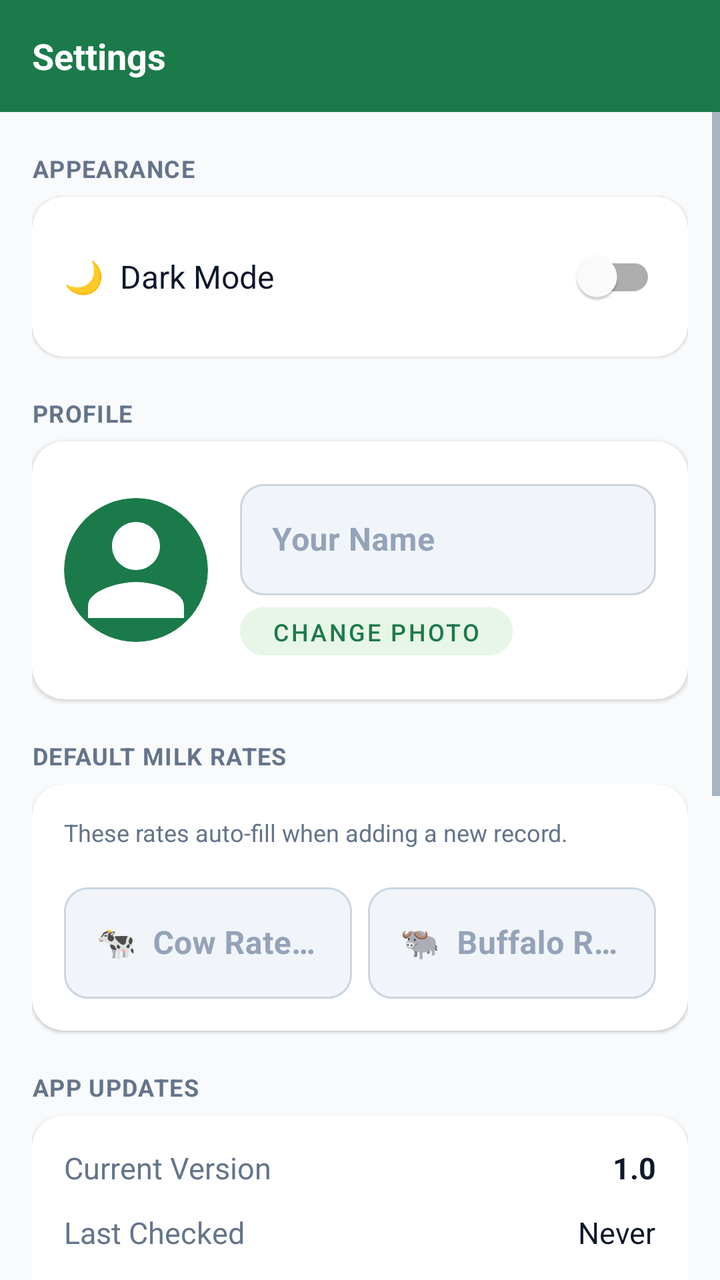
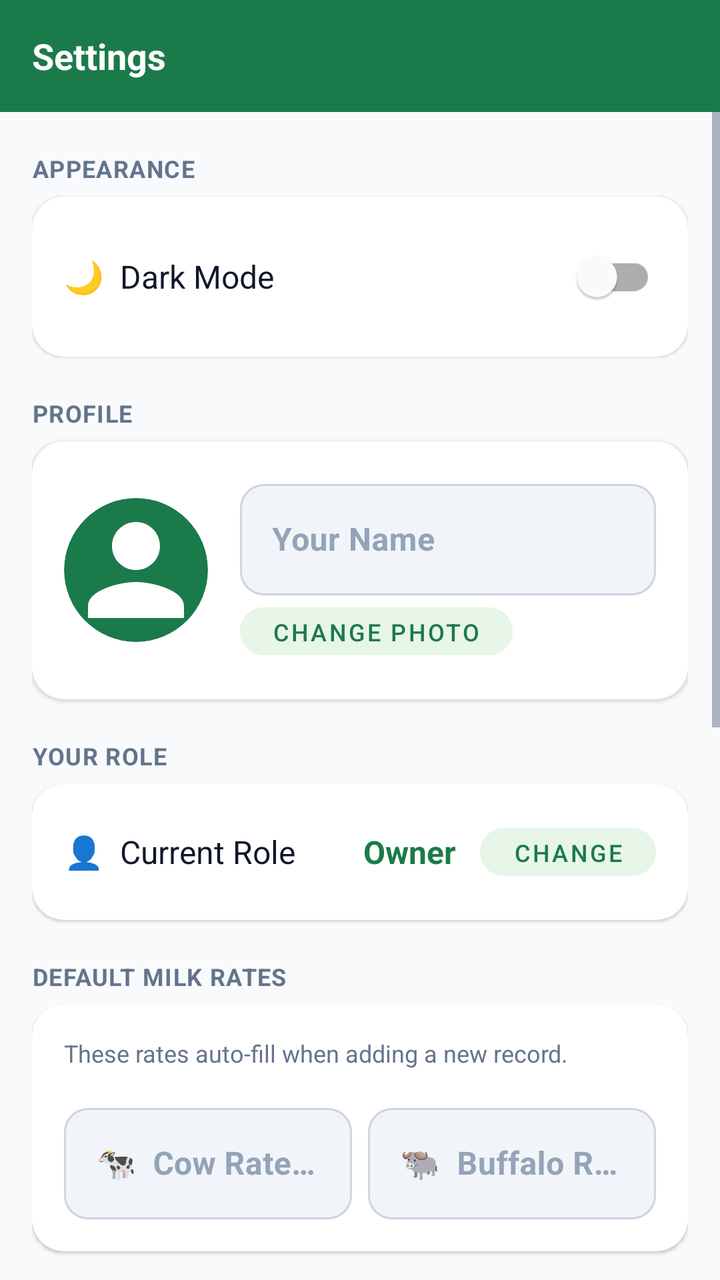

Before-and-after screenshots of an Android layout around one commit, followed by the original layout XML and the change that was made.
<!-- AndroidManifest.xml: application theme Theme.MilkDiary -->
<!-- res/layout/activity_settings.xml -->
<?xml version="1.0" encoding="utf-8"?>
<LinearLayout xmlns:android="http://schemas.android.com/apk/res/android"
    xmlns:app="http://schemas.android.com/apk/res-auto"
    android:layout_width="match_parent"
    android:layout_height="match_parent"
    android:orientation="vertical"
    android:background="@color/background">

    <com.google.android.material.appbar.MaterialToolbar
        android:id="@+id/toolbar"
        style="@style/ToolbarStyle"
        app:title="Settings" />

    <ScrollView
        android:layout_width="match_parent"
        android:layout_height="match_parent">

        <LinearLayout
            android:layout_width="match_parent"
            android:layout_height="wrap_content"
            android:orientation="vertical"
            android:padding="16dp">

            
            <TextView
                android:layout_width="match_parent"
                android:layout_height="wrap_content"
                android:text="APPEARANCE"
                style="@style/SectionLabel" />

            <androidx.cardview.widget.CardView
                android:layout_width="match_parent"
                android:layout_height="wrap_content"
                android:layout_marginBottom="16dp"
                app:cardCornerRadius="16dp"
                app:cardElevation="1dp"
                app:cardBackgroundColor="@color/card_bg">
                <LinearLayout
                    android:layout_width="match_parent"
                    android:layout_height="wrap_content"
                    android:orientation="horizontal"
                    android:padding="16dp"
                    android:gravity="center_vertical">
                    <TextView
                        android:layout_width="0dp"
                        android:layout_height="wrap_content"
                        android:layout_weight="1"
                        android:text="🌙  Dark Mode"
                        android:textSize="16sp"
                        android:textColor="@color/text_primary" />
                    <com.google.android.material.switchmaterial.SwitchMaterial
                        android:id="@+id/switchDarkMode"
                        android:layout_width="wrap_content"
                        android:layout_height="wrap_content" />
                </LinearLayout>
            </androidx.cardview.widget.CardView>

            
            <TextView
                android:layout_width="match_parent"
                android:layout_height="wrap_content"
                android:text="PROFILE"
                style="@style/SectionLabel" />

            <androidx.cardview.widget.CardView
                android:layout_width="match_parent"
                android:layout_height="wrap_content"
                android:layout_marginBottom="16dp"
                app:cardCornerRadius="16dp"
                app:cardElevation="1dp"
                app:cardBackgroundColor="@color/card_bg">
                <LinearLayout
                    android:layout_width="match_parent"
                    android:layout_height="wrap_content"
                    android:orientation="horizontal"
                    android:padding="16dp"
                    android:gravity="center_vertical">

                    <ImageView
                        android:id="@+id/ivProfile"
                        android:layout_width="72dp"
                        android:layout_height="72dp"
                        android:src="@drawable/ic_person"
                        android:background="@drawable/bg_profile_circle"
                        android:scaleType="centerCrop"
                        android:clipToOutline="true"
                        android:contentDescription="Profile Picture" />

                    <LinearLayout
                        android:layout_width="0dp"
                        android:layout_height="wrap_content"
                        android:layout_weight="1"
                        android:orientation="vertical"
                        android:paddingStart="16dp">
                        <com.google.android.material.textfield.TextInputLayout
                            android:layout_width="match_parent"
                            android:layout_height="wrap_content"
                            android:hint="Your Name"
                            style="@style/InputField">
                            <com.google.android.material.textfield.TextInputEditText
                                android:id="@+id/etProfileName"
                                android:layout_width="match_parent"
                                android:layout_height="wrap_content"
                                android:inputType="textPersonName"
                                android:imeOptions="actionDone"
                                android:textSize="16sp"
                                android:textStyle="bold" />
                        </com.google.android.material.textfield.TextInputLayout>
                        <Button
                            android:id="@+id/btnChangePhoto"
                            android:layout_width="wrap_content"
                            android:layout_height="36dp"
                            android:text="Change Photo"
                            android:textSize="12sp"
                            android:backgroundTint="@color/primary_light"
                            android:textColor="@color/primary"
                            android:stateListAnimator="@null"
                            app:cornerRadius="18dp" />
                    </LinearLayout>
                </LinearLayout>
            </androidx.cardview.widget.CardView>

            
            <TextView
                android:layout_width="match_parent"
                android:layout_height="wrap_content"
                android:text="DEFAULT MILK RATES"
                style="@style/SectionLabel" />

            <androidx.cardview.widget.CardView
                android:layout_width="match_parent"
                android:layout_height="wrap_content"
                android:layout_marginBottom="16dp"
                app:cardCornerRadius="16dp"
                app:cardElevation="1dp"
                app:cardBackgroundColor="@color/card_bg">
                <LinearLayout
                    android:layout_width="match_parent"
                    android:layout_height="wrap_content"
                    android:orientation="vertical"
                    android:padding="16dp">
                    <TextView
                        android:layout_width="match_parent"
                        android:layout_height="wrap_content"
                        android:text="These rates auto-fill when adding a new record."
                        android:textSize="12sp"
                        android:textColor="@color/text_secondary"
                        android:paddingBottom="14dp" />
                    <LinearLayout
                        android:layout_width="match_parent"
                        android:layout_height="wrap_content"
                        android:orientation="horizontal">
                        <com.google.android.material.textfield.TextInputLayout
                            android:layout_width="0dp"
                            android:layout_height="wrap_content"
                            android:layout_weight="1"
                            android:layout_marginEnd="8dp"
                            android:hint="🐄  Cow Rate (Rs/L)"
                            style="@style/InputField">
                            <com.google.android.material.textfield.TextInputEditText
                                android:id="@+id/etDefaultCowRate"
                                android:layout_width="match_parent"
                                android:layout_height="wrap_content"
                                android:inputType="numberDecimal"
                                android:textSize="16sp"
                                android:textStyle="bold"
                                android:selectAllOnFocus="true" />
                        </com.google.android.material.textfield.TextInputLayout>
                        <com.google.android.material.textfield.TextInputLayout
                            android:layout_width="0dp"
                            android:layout_height="wrap_content"
                            android:layout_weight="1"
                            android:hint="🐃  Buffalo Rate (Rs/L)"
                            style="@style/InputField">
                            <com.google.android.material.textfield.TextInputEditText
                                android:id="@+id/etDefaultBufRate"
                                android:layout_width="match_parent"
                                android:layout_height="wrap_content"
                                android:inputType="numberDecimal"
                                android:textSize="16sp"
                                android:textStyle="bold"
                                android:selectAllOnFocus="true" />
                        </com.google.android.material.textfield.TextInputLayout>
                    </LinearLayout>
                </LinearLayout>
            </androidx.cardview.widget.CardView>

            
            <TextView
                android:layout_width="match_parent"
                android:layout_height="wrap_content"
                android:text="APP UPDATES"
                style="@style/SectionLabel" />

            <androidx.cardview.widget.CardView
                android:layout_width="match_parent"
                android:layout_height="wrap_content"
                android:layout_marginBottom="16dp"
                app:cardCornerRadius="16dp"
                app:cardElevation="1dp"
                app:cardBackgroundColor="@color/card_bg">
                <LinearLayout
                    android:layout_width="match_parent"
                    android:layout_height="wrap_content"
                    android:orientation="vertical"
                    android:padding="16dp">
                    <LinearLayout
                        android:layout_width="match_parent"
                        android:layout_height="wrap_content"
                        android:orientation="horizontal"
                        android:layout_marginBottom="12dp">
                        <TextView
                            android:layout_width="0dp"
                            android:layout_height="wrap_content"
                            android:layout_weight="1"
                            android:text="Current Version"
                            android:textColor="@color/text_secondary"
                            android:textSize="15sp" />
                        <TextView
                            android:id="@+id/tvCurrentVersion"
                            android:layout_width="wrap_content"
                            android:layout_height="wrap_content"
                            android:text="1.0"
                            android:textColor="@color/text_primary"
                            android:textSize="15sp"
                            android:textStyle="bold" />
                    </LinearLayout>
                    <LinearLayout
                        android:layout_width="match_parent"
                        android:layout_height="wrap_content"
                        android:orientation="horizontal"
                        android:layout_marginBottom="12dp">
                        <TextView
                            android:layout_width="0dp"
                            android:layout_height="wrap_content"
                            android:layout_weight="1"
                            android:text="Last Checked"
                            android:textColor="@color/text_secondary"
                            android:textSize="15sp" />
                        <TextView
                            android:id="@+id/tvLastUpdateCheck"
                            android:layout_width="wrap_content"
                            android:layout_height="wrap_content"
                            android:text="Never"
                            android:textColor="@color/text_primary"
                            android:textSize="15sp" />
                    </LinearLayout>
                    <LinearLayout
                        android:layout_width="match_parent"
                        android:layout_height="wrap_content"
                        android:orientation="horizontal"
                        android:layout_marginBottom="16dp">
                        <TextView
                            android:layout_width="0dp"
                            android:layout_height="wrap_content"
                            android:layout_weight="1"
                            android:text="Status"
                            android:textColor="@color/text_secondary"
                            android:textSize="15sp" />
                        <TextView
                            android:id="@+id/tvUpdateStatus"
                            android:layout_width="wrap_content"
                            android:layout_height="wrap_content"
                            android:text="Never checked"
                            android:textColor="@color/text_secondary"
                            android:textSize="15sp"
                            android:textStyle="bold" />
                    </LinearLayout>
                    <Button
                        android:id="@+id/btnCheckUpdates"
                        android:layout_width="match_parent"
                        android:layout_height="52dp"
                        android:text="🔄  Check for Updates"
                        android:textSize="15sp"
                        android:textStyle="bold"
                        android:backgroundTint="@color/primary"
                        app:cornerRadius="14dp"
                        android:stateListAnimator="@null" />
                </LinearLayout>
            </androidx.cardview.widget.CardView>

            
            <TextView
                android:layout_width="match_parent"
                android:layout_height="wrap_content"
                android:text="DATA MANAGEMENT"
                style="@style/SectionLabel" />

            <Button
                android:id="@+id/btnBackup"
                android:layout_width="match_parent"
                android:layout_height="52dp"
                android:layout_marginBottom="10dp"
                android:text="📤  Backup Database"
                android:textSize="15sp"
                android:textStyle="bold"
                android:backgroundTint="@color/primary"
                app:cornerRadius="14dp"
                android:stateListAnimator="@null" />

            <Button
                android:id="@+id/btnRestore"
                android:layout_width="match_parent"
                android:layout_height="52dp"
                android:layout_marginBottom="10dp"
                android:text="📥  Restore Data"
                android:textSize="15sp"
                android:textStyle="bold"
                android:backgroundTint="@color/primary_dark"
                app:cornerRadius="14dp"
                android:stateListAnimator="@null" />

            <Button
                android:id="@+id/btnExportCsv"
                android:layout_width="match_parent"
                android:layout_height="52dp"
                android:layout_marginBottom="24dp"
                android:text="📊  Export CSV"
                android:textSize="15sp"
                android:textStyle="bold"
                android:backgroundTint="@color/accent"
                app:cornerRadius="14dp"
                android:stateListAnimator="@null" />

            
            <TextView
                android:layout_width="match_parent"
                android:layout_height="wrap_content"
                android:text="Milk Diary v2.0.0  •  Fully Offline  •  Data stored on this device"
                android:gravity="center"
                android:textSize="12sp"
                android:textColor="@color/text_secondary"
                android:paddingBottom="4dp" />

            <TextView
                android:layout_width="match_parent"
                android:layout_height="wrap_content"
                android:text="@string/developer_credit"
                android:gravity="center"
                android:textSize="12sp"
                android:textStyle="bold"
                android:textColor="@color/text_hint"
                android:paddingBottom="16dp" />

        </LinearLayout>
    </ScrollView>
</LinearLayout>
<!-- resources referenced by this layout -->
<resources>
  <color name="accent">#F59E0B</color>
  <color name="background">#F8FAFC</color>
  <color name="card_bg">#FFFFFF</color>
  <color name="primary">#1B7A4A</color>
  <color name="primary_dark">#0F5C36</color>
  <color name="primary_light">#E8F5E9</color>
  <color name="text_hint">#94A3B8</color>
  <color name="text_primary">#0F172A</color>
  <color name="text_secondary">#64748B</color>
  <!-- drawable bg_profile_circle (drawable) -->
  <shape xmlns:android="http://schemas.android.com/apk/res/android"
      android:shape="oval">
      <solid android:color="@color/primary" />
      <size android:width="72dp" android:height="72dp" />
  </shape>
  <!-- drawable ic_person (drawable) -->
  <vector xmlns:android="http://schemas.android.com/apk/res/android"
      android:width="24dp"
      android:height="24dp"
      android:viewportWidth="24"
      android:viewportHeight="24">
      <path
          android:fillColor="#FFFFFF"
          android:pathData="M12,12c2.21,0 4,-1.79 4,-4s-1.79,-4 -4,-4 -4,1.79 -4,4 1.79,4 4,4zM12,14c-2.67,0 -8,1.34 -8,4v2h16v-2c0,-2.66 -5.33,-4 -8,-4z" />
  </vector>
  <string name="developer_credit">Developed by Nabin Thapa</string>
  <style name="InputField" parent="Widget.MaterialComponents.TextInputLayout.OutlinedBox">
          <item name="boxCornerRadiusTopStart">12dp</item>
          <item name="boxCornerRadiusTopEnd">12dp</item>
          <item name="boxCornerRadiusBottomStart">12dp</item>
          <item name="boxCornerRadiusBottomEnd">12dp</item>
          <item name="boxStrokeColor">@color/input_stroke_selector</item>
          <item name="boxBackgroundColor">@color/input_bg</item>
          <item name="hintTextColor">@color/text_secondary</item>
          <item name="android:textColorHint">@color/text_hint</item>
      </style>
  <style name="SectionLabel">
          <item name="android:layout_width">match_parent</item>
          <item name="android:layout_height">wrap_content</item>
          <item name="android:textSize">12sp</item>
          <item name="android:textColor">@color/text_secondary</item>
          <item name="android:textStyle">bold</item>
          <item name="android:letterSpacing">0.04</item>
          <item name="android:paddingBottom">6dp</item>
          <item name="android:paddingTop">4dp</item>
          <item name="android:textAllCaps">true</item>
      </style>
  <style name="ToolbarStyle" parent="Widget.MaterialComponents.Toolbar">
          <item name="android:layout_width">match_parent</item>
          <item name="android:layout_height">?attr/actionBarSize</item>
          <item name="android:background">@color/primary</item>
          <item name="titleTextColor">@color/text_on_primary</item>
          <item name="navigationIconTint">@color/text_on_primary</item>
          <item name="titleTextAppearance">@style/ToolbarTitle</item>
      </style>
  <style name="Theme.MilkDiary" parent="Theme.MaterialComponents.DayNight.NoActionBar">
          <item name="colorPrimary">@color/primary</item>
          <item name="colorPrimaryDark">@color/primary_dark</item>
          <item name="colorAccent">@color/accent</item>
          <item name="colorOnPrimary">@color/text_on_primary</item>
          <item name="android:colorBackground">@color/background</item>
          <item name="colorSurface">@color/surface</item>
          <item name="android:textColorPrimary">@color/text_primary</item>
          <item name="android:textColorSecondary">@color/text_secondary</item>
          <item name="windowActionBar">false</item>
          <item name="windowNoTitle">true</item>
          <item name="android:statusBarColor">@color/primary_dark</item>
          <item name="android:navigationBarColor">@color/background</item>
      </style>
  <color name="input_bg">#F1F5F9</color>
  <color name="text_on_primary">#FFFFFF</color>
  <style name="ToolbarTitle">
          <item name="android:textSize">18sp</item>
          <item name="android:textStyle">bold</item>
      </style>
  <color name="surface">#FFFFFF</color>
</resources>

<!-- the commit's change to res/layout/activity_settings.xml (unified diff, before → after) -->
@@ -124,6 +124,55 @@
             <TextView
                 android:layout_width="match_parent"
                 android:layout_height="wrap_content"
+                android:text="YOUR ROLE"
+                style="@style/SectionLabel" />
+
+            <androidx.cardview.widget.CardView
+                android:layout_width="match_parent"
+                android:layout_height="wrap_content"
+                android:layout_marginBottom="16dp"
+                app:cardCornerRadius="16dp"
+                app:cardElevation="1dp"
+                app:cardBackgroundColor="@color/card_bg">
+                <LinearLayout
+                    android:layout_width="match_parent"
+                    android:layout_height="wrap_content"
+                    android:orientation="horizontal"
+                    android:padding="16dp"
+                    android:gravity="center_vertical">
+                    <TextView
+                        android:layout_width="0dp"
+                        android:layout_height="wrap_content"
+                        android:layout_weight="1"
+                        android:text="👤  Current Role"
+                        android:textSize="16sp"
+                        android:textColor="@color/text_primary" />
+                    <TextView
+                        android:id="@+id/tvRoleValue"
+                        android:layout_width="wrap_content"
+                        android:layout_height="wrap_content"
+                        android:text="Owner"
+                        android:textSize="16sp"
+                        android:textStyle="bold"
+                        android:textColor="@color/primary"
+                        android:layout_marginEnd="12dp" />
+                    <Button
+                        android:id="@+id/btnSwitchRole"
+                        android:layout_width="wrap_content"
+                        android:layout_height="36dp"
+                        android:text="Change"
+                        android:textSize="12sp"
+                        android:backgroundTint="@color/primary_light"
+                        android:textColor="@color/primary"
+                        android:stateListAnimator="@null"
+                        app:cornerRadius="18dp" />
+                </LinearLayout>
+            </androidx.cardview.widget.CardView>
+
+            
+            <TextView
+                android:layout_width="match_parent"
+                android:layout_height="wrap_content"
                 android:text="DEFAULT MILK RATES"
                 style="@style/SectionLabel" />
 
